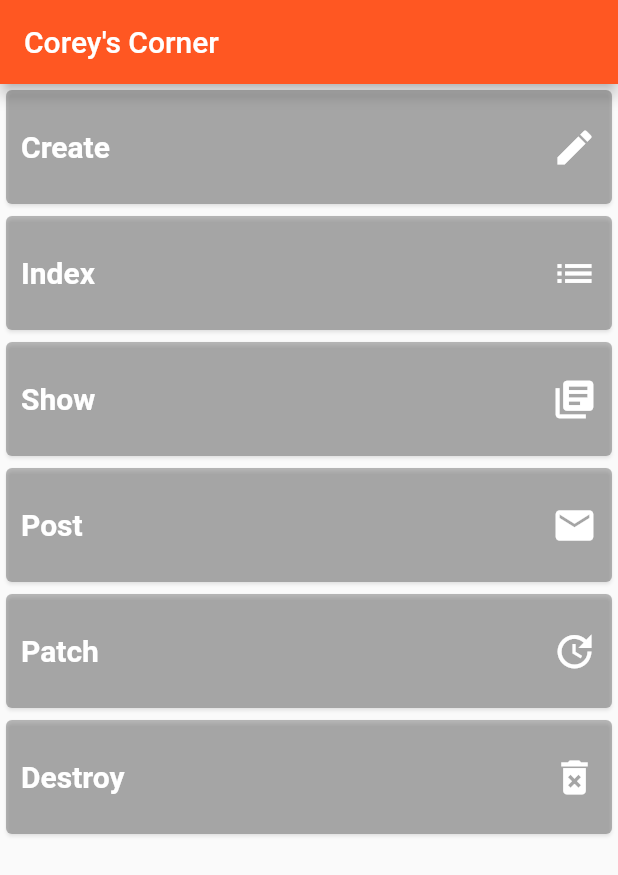
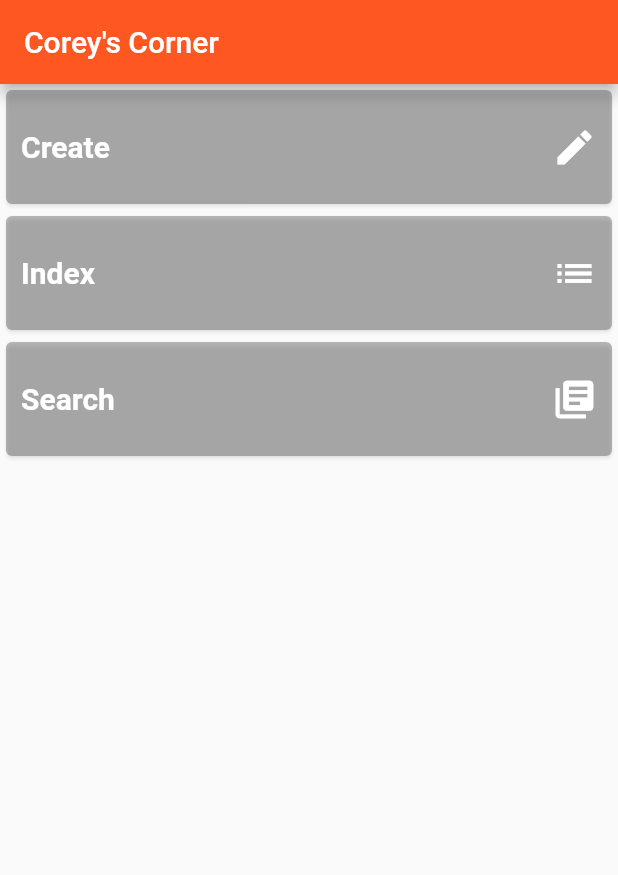
Before and after one commit to gardnerapp/Fluttering_on_Rails_Front, a Flutter app: the screen it shows after launch, on a phone screen of 412 x 824 dp. Shown: the top 875 px of the screen. Run offline on Flutter 3.47's test engine with Material 2 defaults, Android fonts, the phone set to English and light mode, and no system bars.

Commit message:
Search Index UI

```diff
--- a/lib/main.dart
+++ b/lib/main.dart
@@ -1,11 +1,12 @@
 
 import 'dart:io';
-
-import 'package:api_test/components/error.dart';
 import 'package:api_test/components/navigator_button.dart';
 import 'package:api_test/pages/create.dart';
 import 'package:api_test/pages/index.dart';
-import 'package:api_test/pages/show/search_by_id.dart';
+import 'package:api_test/pages/search/search_by_id.dart';
+import 'package:api_test/pages/search/search_by_name.dart';
+import 'package:api_test/pages/search/search_by_price.dart';
+import 'package:api_test/pages/search/search_directory.dart';
 import 'package:api_test/request/crud_services.dart';
 import 'package:api_test/request/routing_helpers.dart';
 import 'package:flutter/cupertino.dart';
@@ -32,7 +33,10 @@ class MyApp extends StatelessWidget {
       routes: {
         '/create': (context) => Create(),
         '/index': (context) => Index(),
-        '/show': (context) => IdSearch(),
+        '/search': (context) => SearchDirectory(),
+        '/search/id': (context) => IdSearch(),
+        '/search/name': (context) => NameSearch(),
+        '/search/price': (context) => PriceSearch(),
       },
       home: Home(),
     );
@@ -71,39 +75,18 @@ class Home extends StatelessWidget {
                           items: items,
                         )));
               } on SocketException catch (e) {
-                // in routing helpers
+                // in routing help
                 pushError(context, e);
               }
             },
             icon: Icons.list,
           ),
           NavigatorTile(
-            title: "Show",
+            title: "Search",
             onPressed: () {
-              Navigator.pushNamed(context, '/show');
+              Navigator.pushNamed(context, '/search');
             },
             icon: Icons.library_books,
-          ),
-          NavigatorTile(
-            title: "Post",
-            onPressed: () {
-              Navigator.pushNamed(context, '/create');
-            },
-            icon: Icons.mail,
-          ),
-          NavigatorTile(
-            title: "Patch",
-            onPressed: () {
-              Navigator.pushNamed(context, '/create');
-            },
-            icon: Icons.update,
-          ),
-          NavigatorTile(
-            title: "Destroy",
-            onPressed: () {
-
-            },
-            icon: Icons.delete_forever,
           ),
         ],
       ),
--- a/lib/pages/index.dart
+++ b/lib/pages/index.dart
@@ -1,4 +1,5 @@
-import 'package:api_test/pages/show/showi_item.dart';
+
+import 'package:api_test/pages/show_item.dart';
 import 'package:flutter/material.dart';
 import 'package:api_test/models/item.dart';
 
--- a/lib/pages/show/search_by_id.dart
+++ b/lib/pages/search/search_by_id.dart
@@ -1,10 +1,9 @@
 import 'package:api_test/components/pop_button.dart';
-import 'package:api_test/models/item.dart';
-import 'package:api_test/pages/show/showi_item.dart';
 import 'package:api_test/request/crud_services.dart';
 import 'package:api_test/request/routing_helpers.dart';
 import 'package:api_test/styles/input.dart';
 import 'package:flutter/material.dart';
+import '../show_item.dart';
 
 class IdSearch extends StatefulWidget {
   @override
--- /dev/null
+++ b/lib/pages/search/search_directory.dart
@@ -0,0 +1,38 @@
+import 'package:api_test/components/navigator_button.dart';
+import 'package:flutter/material.dart';
+
+class SearchDirectory extends StatelessWidget {
+  @override
+  Widget build(BuildContext context) {
+    return Scaffold(
+      appBar: AppBar(
+        title: Text("Search"),
+      ),
+      body:  ListView(
+        children: <Widget>[
+          NavigatorTile(
+            title: "Search By ID",
+            onPressed: () {
+              Navigator.pushNamed(context, '/search/id');
+            },
+            icon: Icons.code,
+          ),
+          NavigatorTile(
+            title: "Search By Name",
+            onPressed: () {
+              Navigator.pushNamed(context, '/search/name');
+            },
+            icon: Icons.folder,
+          ),
+          NavigatorTile(
+            title: "Search By Price",
+            onPressed: () {
+              Navigator.pushNamed(context, '/search/price');
+            },
+            icon: Icons.attach_money,
+          ),
+        ],
+      ),
+    );
+  }
+}
```
Also changed, not shown: lib/pages/search/search_by_name.dart (added, +8 -0 lines), lib/pages/search/search_by_price.dart (added, +8 -0 lines), lib/pages/show/showi_item.dart (deleted, +0 -64 lines), lib/pages/show_item.dart (added, +129 -0 lines).
